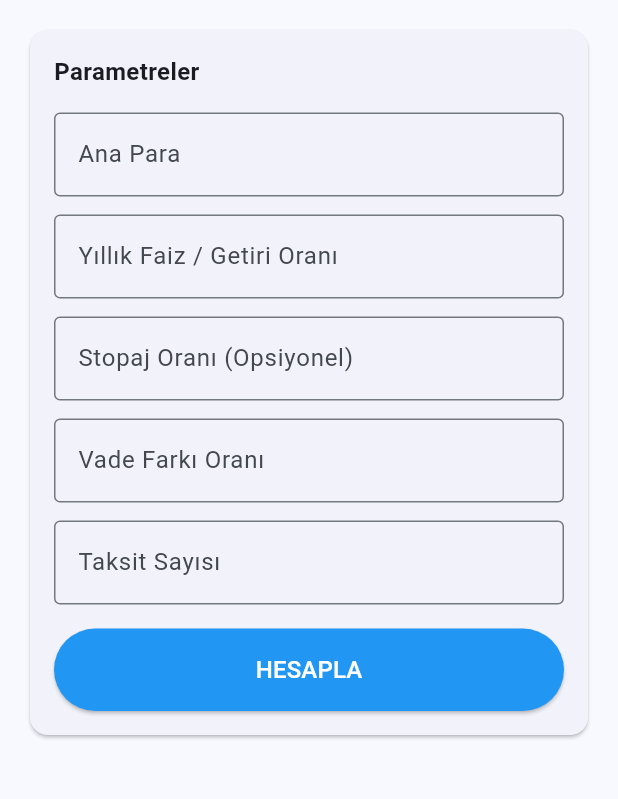
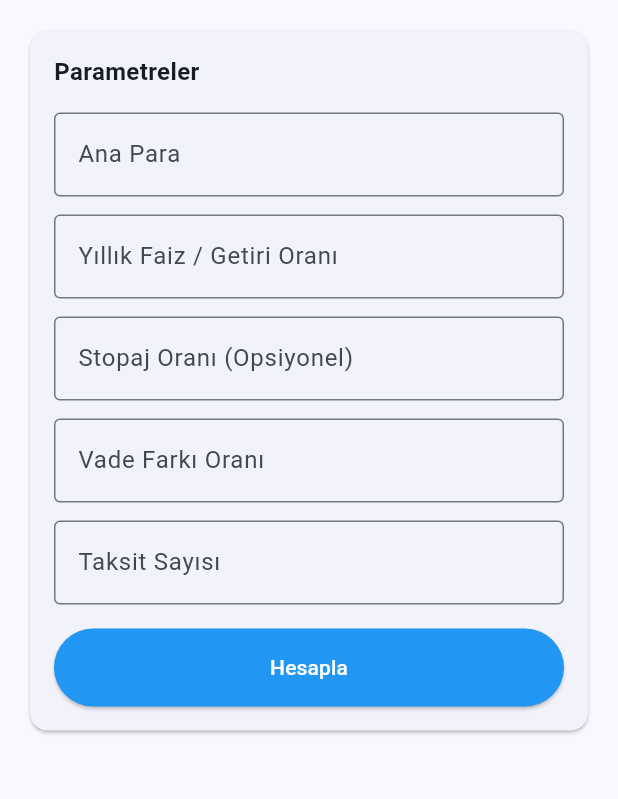
Before and after one commit to oralozden-lang/Taksit_Hesaplama, a Flutter app: the screen it shows after launch, on a phone screen of 412 x 824 dp, the part 84-883 px from its top. Run offline on Flutter 3.47's test engine with Material 3 defaults, Android fonts, the light colour scheme and no system bars.

Commit message:
Update main.dart

```diff
--- a/lib/main.dart
+++ b/lib/main.dart
@@ -56,9 +56,33 @@ class _TaksitSayfasiState extends State<TaksitSayfasi> {
   double? sonucFark;
   List<AylikSatir> taksitTablosu = [];
 
+  void _anaParaChanged(String value) {
+    final digits = value.replaceAll('.', '');
+    if (digits.isEmpty) return;
+    final formatted = _addThousandSeparator(digits);
+    if (formatted != value) {
+      anaParaController.value = TextEditingValue(
+        text: formatted,
+        selection: TextSelection.collapsed(offset: formatted.length),
+      );
+    }
+  }
+
+  String _addThousandSeparator(String digits) {
+    if (digits.isEmpty) return '';
+    final buffer = StringBuffer();
+    for (int i = 0; i < digits.length; i++) {
+      if (i > 0 && (digits.length - i) % 3 == 0) {
+        buffer.write('.');
+      }
+      buffer.write(digits[i]);
+    }
+    return buffer.toString();
+  }
+
   void hesapla() {
     final anaPara = double.tryParse(
-      anaParaController.text.replaceAll(',', '.'),
+      anaParaController.text.replaceAll('.', '').replaceAll(',', '.'),
     );
     final yillikFaiz = double.tryParse(
       faizController.text.replaceAll(',', '.'),
@@ -146,6 +170,7 @@ class _TaksitSayfasiState extends State<TaksitSayfasi> {
                     TextField(
                       controller: anaParaController,
                       keyboardType: TextInputType.number,
+                      onChanged: _anaParaChanged,
                       decoration: const InputDecoration(
                         labelText: 'Ana Para',
                         border: OutlineInputBorder(),
@@ -202,42 +227,27 @@ class _TaksitSayfasiState extends State<TaksitSayfasi> {
                           foregroundColor: Colors.white,
                           padding: const EdgeInsets.symmetric(vertical: 16),
                         ),
-                        child: const Text(
-                          'HESAPLA',
-                          style: TextStyle(fontSize: 16),
-                        ),
+                        child: const Text('Hesapla'),
                       ),
                     ),
                   ],
                 ),
               ),
             ),
-            const SizedBox(height: 16),
             if (taksitTutari != null) ...[
+              const SizedBox(height: 16),
               Card(
-                color: Colors.blue.shade50,
                 child: Padding(
                   padding: const EdgeInsets.all(16),
                   child: Column(
                     children: [
-                      const Text(
-                        'Özet',
-                        style: TextStyle(
-                          fontSize: 16,
-                          fontWeight: FontWeight.bold,
-                        ),
-                      ),
-                      const SizedBox(height: 12),
                       Row(
                         mainAxisAlignment: MainAxisAlignment.spaceBetween,
                         children: [
-                          const Text('Toplam Ödenecek Tutar'),
+                          const Text('Toplam Ödenecek'),
                           Text(
                             formatTutar(toplamOdenecek!),
-                            style: const TextStyle(
-                              fontWeight: FontWeight.bold,
-                              color: Colors.red,
-                            ),
+                            style: const TextStyle(fontWeight: FontWeight.bold),
                           ),
                         ],
                       ),
```
